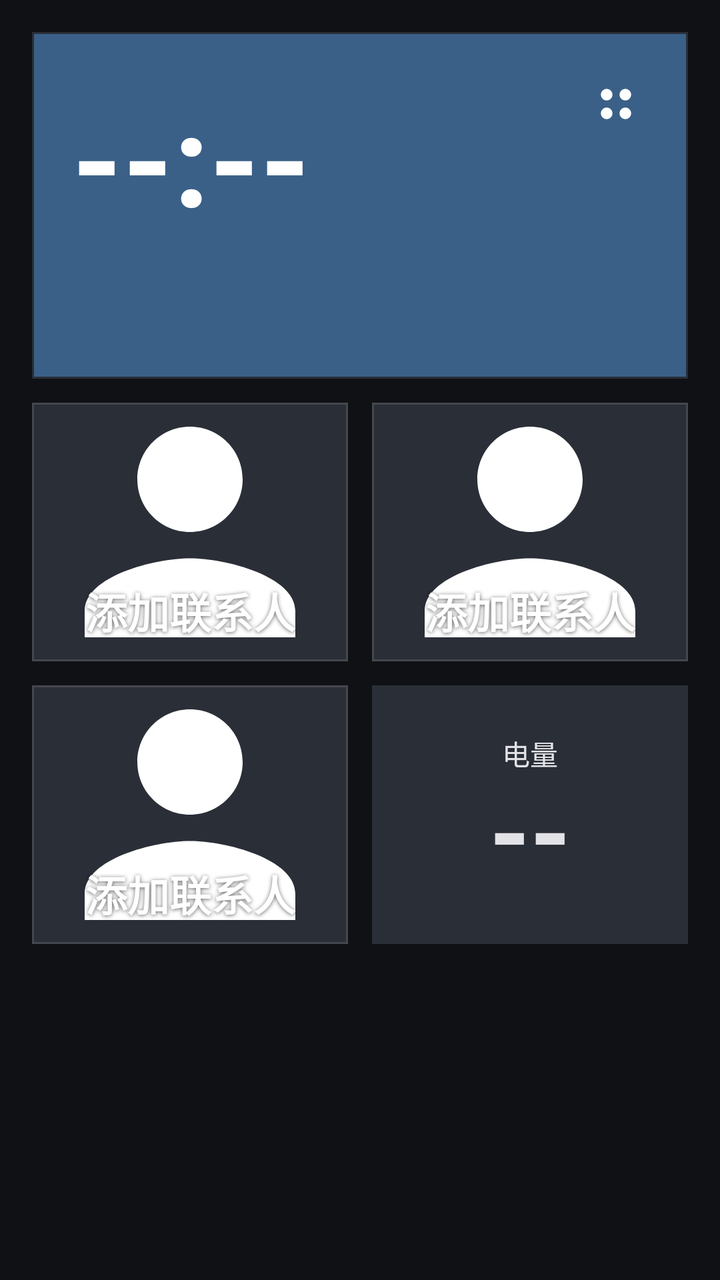
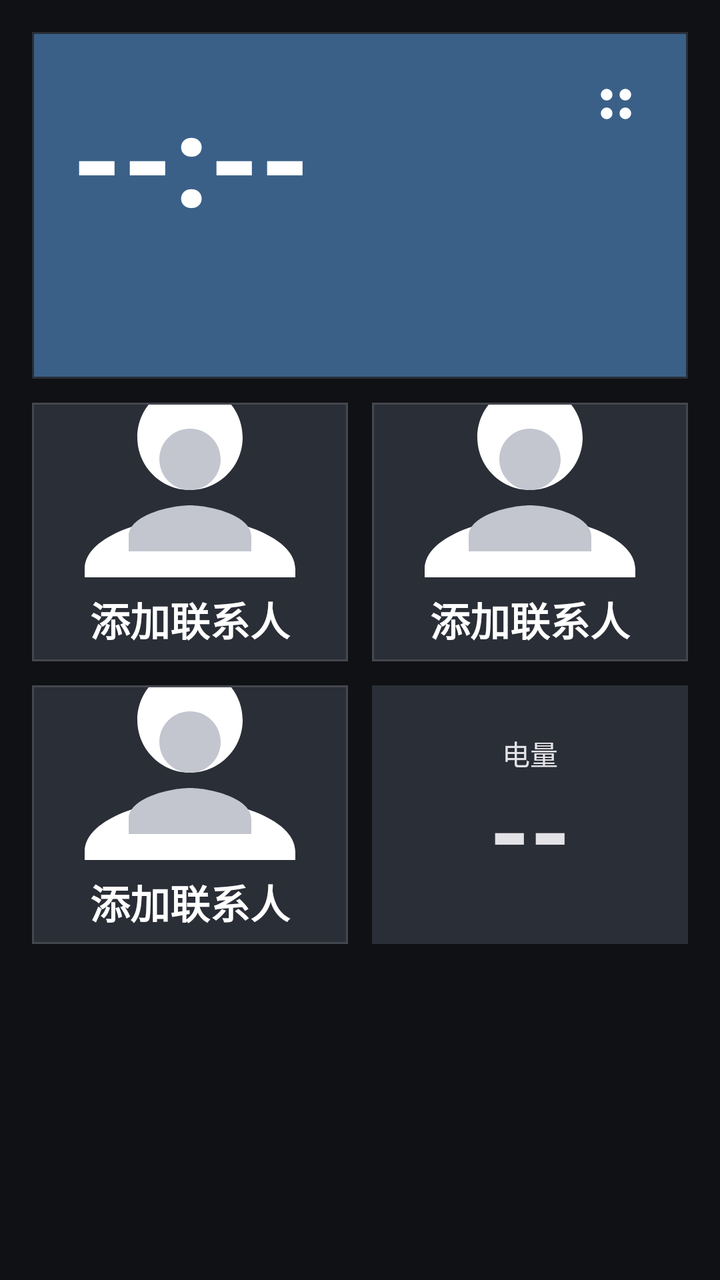

An Android layout rendered at two revisions. The XML below is the earlier revision; the diff shows what the commit changed to produce the second picture.
<!-- AndroidManifest.xml: application theme Theme.ElderLauncher -->
<!-- res/layout/activity_home.xml -->
<?xml version="1.0" encoding="utf-8"?>
<LinearLayout xmlns:android="http://schemas.android.com/apk/res/android"
    xmlns:app="http://schemas.android.com/apk/res-auto"
    android:orientation="vertical"
    android:padding="16dp"
    android:background="?android:colorBackground"
    android:layout_width="match_parent"
    android:layout_height="match_parent">

    
    <FrameLayout
        android:layout_width="match_parent"
        android:layout_height="wrap_content"
        android:layout_marginBottom="12dp">

        <com.google.android.material.card.MaterialCardView
            android:id="@+id/cardTime"
            android:layout_width="match_parent"
            android:layout_height="wrap_content"
            app:cardBackgroundColor="@color/colorTimeCard"
            app:cardCornerRadius="0dp"
            app:cardElevation="0dp"
            app:contentPadding="20dp">

            <LinearLayout
                android:id="@+id/timeBlock"
                android:orientation="vertical"
                android:layout_width="match_parent"
                android:layout_height="wrap_content"
                android:paddingEnd="64dp">

                <LinearLayout
                    android:orientation="horizontal"
                    android:gravity="center_vertical"
                    android:layout_width="wrap_content"
                    android:layout_height="wrap_content">

                    <TextView
                        android:id="@+id/tvTime"
                        android:layout_width="wrap_content"
                        android:layout_height="wrap_content"
                        android:text="--:--"
                        android:textSize="64sp"
                        android:textStyle="bold"
                        android:textColor="@android:color/white" />

                    <TextView
                        android:id="@+id/tvAmpm"
                        android:layout_width="wrap_content"
                        android:layout_height="wrap_content"
                        android:text=""
                        android:textSize="22sp"
                        android:textColor="@android:color/white"
                        android:layout_marginStart="12dp" />
                </LinearLayout>

                <TextView
                    android:id="@+id/tvDate"
                    android:layout_width="wrap_content"
                    android:layout_height="wrap_content"
                    android:text=""
                    android:textSize="18sp"
                    android:textColor="@android:color/white"
                    android:layout_marginTop="2dp" />

                <TextView
                    android:id="@+id/tvLunar"
                    android:layout_width="wrap_content"
                    android:layout_height="wrap_content"
                    android:text=""
                    android:textSize="16sp"
                    android:textColor="@android:color/white" />
            </LinearLayout>
        </com.google.android.material.card.MaterialCardView>

        
        <ImageButton
            android:id="@+id/btnSettings"
            android:layout_width="56dp"
            android:layout_height="56dp"
            android:layout_gravity="top|end"
            android:layout_margin="8dp"
            android:elevation="3dp"
            android:src="@drawable/ic_settings"
            android:background="?attr/selectableItemBackgroundBorderless"
            app:tint="@android:color/white"
            android:contentDescription="@string/home_settings"
            android:scaleType="centerInside" />
    </FrameLayout>

    
    <LinearLayout
        android:id="@+id/gridContacts"
        android:orientation="vertical"
        android:layout_width="match_parent"
        android:layout_height="0dp"
        android:layout_weight="1">

        <LinearLayout
            android:orientation="horizontal"
            android:layout_width="match_parent"
            android:layout_height="0dp"
            android:layout_weight="1">

            <com.google.android.material.card.MaterialCardView
                android:id="@+id/cardContact1"
                style="@style/ContactCard"
                android:layout_width="0dp"
                android:layout_height="match_parent"
                android:layout_weight="1"
                android:layout_marginEnd="6dp">
                <FrameLayout
                    android:layout_width="match_parent"
                    android:layout_height="match_parent">
                    <com.google.android.material.imageview.ShapeableImageView
                        android:id="@+id/imgAvatar1"
                        android:layout_width="match_parent"
                        android:layout_height="match_parent"
                        android:scaleType="centerCrop"
                        android:src="@drawable/ic_person"
                        app:shapeAppearanceOverlay="@style/AvatarRounded" />
                    
                    <TextView
                        android:id="@+id/tvName1"
                        android:layout_width="match_parent"
                        android:layout_height="wrap_content"
                        android:layout_gravity="bottom"
                        android:padding="10dp"
                        android:gravity="center"
                        android:text="@string/contact_add"
                        android:textSize="21sp"
                        android:textStyle="bold"
                        android:textColor="@android:color/white"
                        android:shadowColor="#99000000"
                        android:shadowDx="0"
                        android:shadowDy="1"
                        android:shadowRadius="5"
                        android:ellipsize="end"
                        android:maxLines="1" />
                </FrameLayout>
            </com.google.android.material.card.MaterialCardView>

            <com.google.android.material.card.MaterialCardView
                android:id="@+id/cardContact2"
                style="@style/ContactCard"
                android:layout_width="0dp"
                android:layout_height="match_parent"
                android:layout_weight="1"
                android:layout_marginStart="6dp">
                <FrameLayout
                    android:layout_width="match_parent"
                    android:layout_height="match_parent">
                    <com.google.android.material.imageview.ShapeableImageView
                        android:id="@+id/imgAvatar2"
                        android:layout_width="match_parent"
                        android:layout_height="match_parent"
                        android:scaleType="centerCrop"
                        android:src="@drawable/ic_person"
                        app:shapeAppearanceOverlay="@style/AvatarRounded" />
                    <TextView
                        android:id="@+id/tvName2"
                        android:layout_width="match_parent"
                        android:layout_height="wrap_content"
                        android:layout_gravity="bottom"
                        android:padding="10dp"
                        android:gravity="center"
                        android:text="@string/contact_add"
                        android:textSize="21sp"
                        android:textStyle="bold"
                        android:textColor="@android:color/white"
                        android:shadowColor="#99000000"
                        android:shadowDx="0"
                        android:shadowDy="1"
                        android:shadowRadius="5"
                        android:ellipsize="end"
                        android:maxLines="1" />
                </FrameLayout>
            </com.google.android.material.card.MaterialCardView>
        </LinearLayout>

        <LinearLayout
            android:orientation="horizontal"
            android:layout_width="match_parent"
            android:layout_height="0dp"
            android:layout_weight="1"
            android:layout_marginTop="12dp">

            <com.google.android.material.card.MaterialCardView
                android:id="@+id/cardContact3"
                style="@style/ContactCard"
                android:layout_width="0dp"
                android:layout_height="match_parent"
                android:layout_weight="1"
                android:layout_marginEnd="6dp">
                <FrameLayout
                    android:layout_width="match_parent"
                    android:layout_height="match_parent">
                    <com.google.android.material.imageview.ShapeableImageView
                        android:id="@+id/imgAvatar3"
                        android:layout_width="match_parent"
                        android:layout_height="match_parent"
                        android:scaleType="centerCrop"
                        android:src="@drawable/ic_person"
                        app:shapeAppearanceOverlay="@style/AvatarRounded" />
                    <TextView
                        android:id="@+id/tvName3"
                        android:layout_width="match_parent"
                        android:layout_height="wrap_content"
                        android:layout_gravity="bottom"
                        android:padding="10dp"
                        android:gravity="center"
                        android:text="@string/contact_add"
                        android:textSize="21sp"
                        android:textStyle="bold"
                        android:textColor="@android:color/white"
                        android:shadowColor="#99000000"
                        android:shadowDx="0"
                        android:shadowDy="1"
                        android:shadowRadius="5"
                        android:ellipsize="end"
                        android:maxLines="1" />
                </FrameLayout>
            </com.google.android.material.card.MaterialCardView>

            
            <com.google.android.material.card.MaterialCardView
                android:id="@+id/cardBattery"
                android:layout_width="0dp"
                android:layout_height="match_parent"
                android:layout_weight="1"
                android:layout_marginStart="6dp"
                app:cardBackgroundColor="@color/colorBatteryNormalBg"
                app:cardCornerRadius="0dp"
                app:cardElevation="0dp"
                app:contentPadding="10dp">

                <LinearLayout
                    android:orientation="vertical"
                    android:gravity="center"
                    android:layout_width="match_parent"
                    android:layout_height="match_parent">

                    <TextView
                        android:id="@+id/tvBatteryLabel"
                        android:layout_width="wrap_content"
                        android:layout_height="wrap_content"
                        android:text="@string/home_battery"
                        android:textSize="14sp"
                        android:textColor="@color/colorBatteryNormalFg" />

                    <TextView
                        android:id="@+id/tvBattery"
                        android:layout_width="wrap_content"
                        android:layout_height="wrap_content"
                        android:text="--"
                        android:textSize="52sp"
                        android:textStyle="bold"
                        android:includeFontPadding="false"
                        android:textColor="@color/colorBatteryNormalFg" />
                </LinearLayout>
            </com.google.android.material.card.MaterialCardView>
        </LinearLayout>
    </LinearLayout>

    
    <View
        android:layout_width="match_parent"
        android:layout_height="0dp"
        android:layout_weight="0.56" />
</LinearLayout>
<!-- resources referenced by this layout -->
<resources>
  <color name="colorBatteryNormalBg">#2A2E37</color>
  <color name="colorBatteryNormalFg">#E3E2E6</color>
  <color name="colorTimeCard">#3A6088</color>
  <!-- drawable ic_person (drawable) -->
  <vector xmlns:android="http://schemas.android.com/apk/res/android"
      android:width="56dp"
      android:height="56dp"
      android:viewportWidth="24"
      android:viewportHeight="24">
      <path
          android:fillColor="#FFFFFF"
          android:pathData="M12,12c2.21,0 4,-1.79 4,-4s-1.79,-4 -4,-4 -4,1.79 -4,4 1.79,4 4,4zM12,14c-2.67,0 -8,1.34 -8,4v2h16v-2c0,-2.66 -5.33,-4 -8,-4z" />
  </vector>
  <!-- drawable ic_settings (drawable) -->
  <vector xmlns:android="http://schemas.android.com/apk/res/android"
      android:width="28dp"
      android:height="28dp"
      android:viewportWidth="24"
      android:viewportHeight="24">
      
      <path android:fillColor="#FFFFFF" android:pathData="M5.5,8 a2.5,2.5 0 1,0 5,0 a2.5,2.5 0 1,0 -5,0 z" />
      <path android:fillColor="#FFFFFF" android:pathData="M13.5,8 a2.5,2.5 0 1,0 5,0 a2.5,2.5 0 1,0 -5,0 z" />
      <path android:fillColor="#FFFFFF" android:pathData="M5.5,16 a2.5,2.5 0 1,0 5,0 a2.5,2.5 0 1,0 -5,0 z" />
      <path android:fillColor="#FFFFFF" android:pathData="M13.5,16 a2.5,2.5 0 1,0 5,0 a2.5,2.5 0 1,0 -5,0 z" />
  </vector>
  <string name="contact_add">添加联系人</string>
  <string name="home_battery">电量</string>
  <string name="home_settings">设置</string>
  <style name="AvatarRounded">
          <item name="cornerFamily">rounded</item>
          <item name="cornerSize">0dp</item>
      </style>
  <style name="ContactCard" parent="Widget.Material3.CardView.Filled">
          <item name="cardBackgroundColor">?attr/colorSurfaceVariant</item>
          <item name="cardCornerRadius">0dp</item>
          <item name="cardElevation">0dp</item>
          <item name="contentPadding">0dp</item>
          <item name="strokeColor">?attr/colorOutline</item>
          <item name="strokeWidth">1dp</item>
      </style>
  <color name="colorPrimary">#AEC6FF</color>
  <color name="colorOnPrimary">#0B2F66</color>
  <color name="colorPrimaryContainer">#284786</color>
  <color name="colorOnPrimaryContainer">#D9E2FF</color>
  <color name="colorSecondary">#BEC6DC</color>
  <color name="colorOnSecondary">#283141</color>
  <color name="colorSecondaryContainer">#3E4759</color>
  <color name="colorOnSecondaryContainer">#DAE2F9</color>
  <color name="colorTertiary">#DDBCE4</color>
  <color name="colorOnTertiary">#3F2844</color>
  <color name="colorTertiaryContainer">#573E5C</color>
  <color name="colorOnTertiaryContainer">#FAD8FF</color>
  <color name="colorOnBackground">#E2E2E9</color>
  <color name="colorSurface">#1A1C22</color>
  <color name="colorOnSurface">#E3E2E6</color>
  <color name="colorSurfaceVariant">#2A2E37</color>
  <color name="colorOnSurfaceVariant">#C3C6CF</color>
  <color name="colorSurfaceContainer">#1E2128</color>
  <color name="colorSurfaceContainerHigh">#282C34</color>
  <color name="colorSurfaceContainerHighest">#33373F</color>
  <color name="colorOutline">#44474E</color>
  <color name="colorOutlineVariant">#2A2E37</color>
  <color name="colorError">#FFB4AB</color>
  <color name="colorOnError">#690005</color>
  <color name="colorErrorContainer">#93000A</color>
  <color name="colorOnErrorContainer">#FFDAD6</color>
  <color name="colorBackground">#0F1115</color>
  <!-- unchanged entries left out for length: 1 -->
</resources>

<!-- the commit's change to res/layout/activity_home.xml (unified diff, before → after) -->
@@ -109,35 +109,44 @@
                 android:layout_height="match_parent"
                 android:layout_weight="1"
                 android:layout_marginEnd="6dp">
-                <FrameLayout
-                    android:layout_width="match_parent"
-                    android:layout_height="match_parent">
-                    <com.google.android.material.imageview.ShapeableImageView
-                        android:id="@+id/imgAvatar1"
-                        android:layout_width="match_parent"
-                        android:layout_height="match_parent"
-                        android:scaleType="centerCrop"
-                        android:src="@drawable/ic_person"
-                        app:shapeAppearanceOverlay="@style/AvatarRounded" />
-                    
+                <LinearLayout
+                    android:orientation="vertical"
+                    android:layout_width="match_parent"
+                    android:layout_height="match_parent">
+                    <FrameLayout
+                        android:layout_width="match_parent"
+                        android:layout_height="0dp"
+                        android:layout_weight="1">
+                        <com.google.android.material.imageview.ShapeableImageView
+                            android:id="@+id/imgAvatar1"
+                            android:layout_width="match_parent"
+                            android:layout_height="match_parent"
+                            android:scaleType="centerCrop"
+                            android:src="@drawable/ic_person"
+                            app:shapeAppearanceOverlay="@style/AvatarRounded" />
+                        
+                        <ImageView
+                            android:id="@+id/ivPlaceholder1"
+                            android:layout_width="92dp"
+                            android:layout_height="92dp"
+                            android:layout_gravity="center"
+                            android:scaleType="fitCenter"
+                            android:src="@drawable/ic_person"
+                            app:tint="@color/colorOnSurfaceVariant" />
+                    </FrameLayout>
                     <TextView
                         android:id="@+id/tvName1"
                         android:layout_width="match_parent"
-                        android:layout_height="wrap_content"
-                        android:layout_gravity="bottom"
-                        android:padding="10dp"
+                        android:layout_height="42dp"
                         android:gravity="center"
+                        android:paddingHorizontal="6dp"
                         android:text="@string/contact_add"
-                        android:textSize="21sp"
-                        android:textStyle="bold"
-                        android:textColor="@android:color/white"
-                        android:shadowColor="#99000000"
-                        android:shadowDx="0"
-                        android:shadowDy="1"
-                        android:shadowRadius="5"
+                        android:textSize="20sp"
+                        android:textStyle="bold"
+                        android:textColor="@android:color/white"
                         android:ellipsize="end"
                         android:maxLines="1" />
-                </FrameLayout>
+                </LinearLayout>
             </com.google.android.material.card.MaterialCardView>
 
             <com.google.android.material.card.MaterialCardView
@@ -147,34 +156,43 @@
                 android:layout_height="match_parent"
                 android:layout_weight="1"
                 android:layout_marginStart="6dp">
-                <FrameLayout
-                    android:layout_width="match_parent"
-                    android:layout_height="match_parent">
-                    <com.google.android.material.imageview.ShapeableImageView
-                        android:id="@+id/imgAvatar2"
-                        android:layout_width="match_parent"
-                        android:layout_height="match_parent"
-                        android:scaleType="centerCrop"
-                        android:src="@drawable/ic_person"
-                        app:shapeAppearanceOverlay="@style/AvatarRounded" />
+                <LinearLayout
+                    android:orientation="vertical"
+                    android:layout_width="match_parent"
+                    android:layout_height="match_parent">
+                    <FrameLayout
+                        android:layout_width="match_parent"
+                        android:layout_height="0dp"
+                        android:layout_weight="1">
+                        <com.google.android.material.imageview.ShapeableImageView
+                            android:id="@+id/imgAvatar2"
+                            android:layout_width="match_parent"
+                            android:layout_height="match_parent"
+                            android:scaleType="centerCrop"
+                            android:src="@drawable/ic_person"
+                            app:shapeAppearanceOverlay="@style/AvatarRounded" />
+                        <ImageView
+                            android:id="@+id/ivPlaceholder2"
+                            android:layout_width="92dp"
+                            android:layout_height="92dp"
+                            android:layout_gravity="center"
+                            android:scaleType="fitCenter"
+                            android:src="@drawable/ic_person"
+                            app:tint="@color/colorOnSurfaceVariant" />
+                    </FrameLayout>
                     <TextView
                         android:id="@+id/tvName2"
                         android:layout_width="match_parent"
-                        android:layout_height="wrap_content"
-                        android:layout_gravity="bottom"
-                        android:padding="10dp"
+                        android:layout_height="42dp"
                         android:gravity="center"
+                        android:paddingHorizontal="6dp"
                         android:text="@string/contact_add"
-                        android:textSize="21sp"
-                        android:textStyle="bold"
-                        android:textColor="@android:color/white"
-                        android:shadowColor="#99000000"
-                        android:shadowDx="0"
-                        android:shadowDy="1"
-                        android:shadowRadius="5"
+                        android:textSize="20sp"
+                        android:textStyle="bold"
+                        android:textColor="@android:color/white"
                         android:ellipsize="end"
                         android:maxLines="1" />
-                </FrameLayout>
+                </LinearLayout>
             </com.google.android.material.card.MaterialCardView>
         </LinearLayout>
 
@@ -192,34 +210,43 @@
                 android:layout_height="match_parent"
                 android:layout_weight="1"
                 android:layout_marginEnd="6dp">
-                <FrameLayout
-                    android:layout_width="match_parent"
-                    android:layout_height="match_parent">
-                    <com.google.android.material.imageview.ShapeableImageView
-                        android:id="@+id/imgAvatar3"
-                        android:layout_width="match_parent"
-                        android:layout_height="match_parent"
-                        android:scaleType="centerCrop"
-                        android:src="@drawable/ic_person"
-                        app:shapeAppearanceOverlay="@style/AvatarRounded" />
+                <LinearLayout
+                    android:orientation="vertical"
+                    android:layout_width="match_parent"
+                    android:layout_height="match_parent">
+                    <FrameLayout
+                        android:layout_width="match_parent"
+                        android:layout_height="0dp"
+                        android:layout_weight="1">
+                        <com.google.android.material.imageview.ShapeableImageView
+                            android:id="@+id/imgAvatar3"
+                            android:layout_width="match_parent"
+                            android:layout_height="match_parent"
+                            android:scaleType="centerCrop"
+                            android:src="@drawable/ic_person"
+                            app:shapeAppearanceOverlay="@style/AvatarRounded" />
+                        <ImageView
+                            android:id="@+id/ivPlaceholder3"
+                            android:layout_width="92dp"
+                            android:layout_height="92dp"
+                            android:layout_gravity="center"
+                            android:scaleType="fitCenter"
+                            android:src="@drawable/ic_person"
+                            app:tint="@color/colorOnSurfaceVariant" />
+                    </FrameLayout>
                     <TextView
                         android:id="@+id/tvName3"
                         android:layout_width="match_parent"
-                        android:layout_height="wrap_content"
-                        android:layout_gravity="bottom"
-                        android:padding="10dp"
+                        android:layout_height="42dp"
                         android:gravity="center"
+                        android:paddingHorizontal="6dp"
                         android:text="@string/contact_add"
-                        android:textSize="21sp"
-                        android:textStyle="bold"
-                        android:textColor="@android:color/white"
-                        android:shadowColor="#99000000"
-                        android:shadowDx="0"
-                        android:shadowDy="1"
-                        android:shadowRadius="5"
+                        android:textSize="20sp"
+                        android:textStyle="bold"
+                        android:textColor="@android:color/white"
                         android:ellipsize="end"
                         android:maxLines="1" />
-                </FrameLayout>
+                </LinearLayout>
             </com.google.android.material.card.MaterialCardView>
 
             
